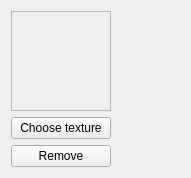
The window that code/nel/tools/3d/object_viewer_qt/src/particle_texture_form.ui (ryzom/ryzomcore) describes before a commit, drawn with Qt 5.
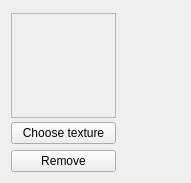
The same window after the commit.

Commit message: Update: improved values gradient dialog and located bindable properties(texture , tail and mesh param) page.

The edit to the form file:
```diff
--- a/code/nel/tools/3d/object_viewer_qt/src/particle_texture_form.ui
+++ b/code/nel/tools/3d/object_viewer_qt/src/particle_texture_form.ui
@@ -7,7 +7,7 @@
     <x>0</x>
     <y>0</y>
     <width>191</width>
-    <height>162</height>
+    <height>176</height>
    </rect>
   </property>
   <property name="windowTitle">
@@ -18,8 +18,8 @@
     <widget class="QScrollArea" name="scrollArea">
      <property name="minimumSize">
       <size>
-       <width>100</width>
-       <height>100</height>
+       <width>105</width>
+       <height>105</height>
       </size>
      </property>
      <property name="maximumSize">
@@ -36,8 +36,8 @@
        <rect>
         <x>0</x>
         <y>0</y>
-        <width>94</width>
-        <height>94</height>
+        <width>103</width>
+        <height>103</height>
        </rect>
       </property>
       <layout class="QGridLayout" name="gridLayout_2">
```
The commit also changes 16 other files.
